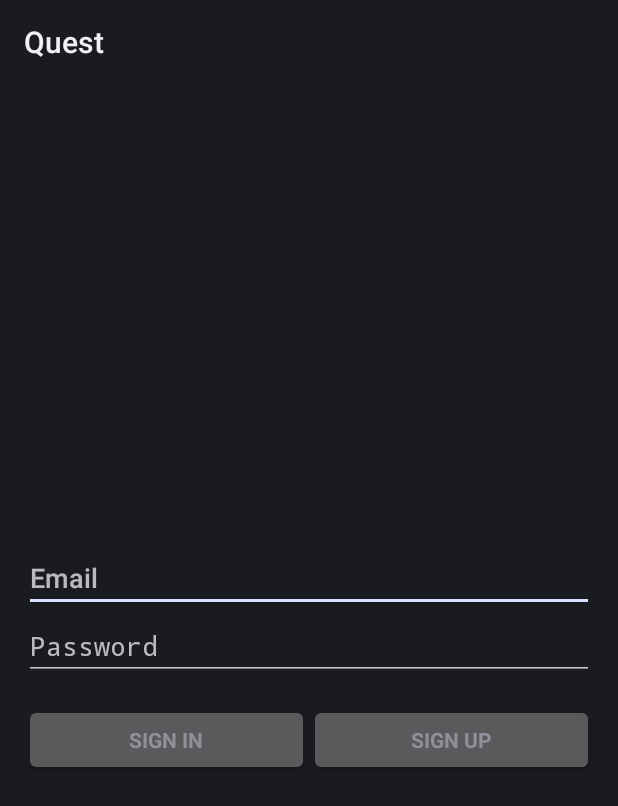
After one commit to bluesquanium/Quest, an Android app: the LoginActivity screen opened directly, with no data from a screen before it, on a phone screen of 412 x 824 dp. The commit adds this screen. Shown: the top 806 px of the screen. Run offline under Robolectric (Android 15) with nearby library versions, the phone set to English and light mode, and no system bars.

Commit message:
make login activity page.

```diff
--- a/App/Quest/app/src/main/AndroidManifest.xml
+++ b/App/Quest/app/src/main/AndroidManifest.xml
@@ -16,8 +16,12 @@
                 <category android:name="android.intent.category.LAUNCHER" />
             </intent-filter>
         </activity>
-        <activity android:name=".LoadingActivity"
+        <activity
+            android:name=".LoadingActivity"
             android:theme="@android:style/Theme.NoTitleBar.Fullscreen" />
+        <activity
+            android:name=".LoginActivity"
+            android:theme="@string/title_activity_login" />
     </application>
 
 </manifest>
--- a/App/Quest/app/src/main/java/org/slt/android/quest3/LoadingActivity.java
+++ b/App/Quest/app/src/main/java/org/slt/android/quest3/LoadingActivity.java
@@ -1,6 +1,7 @@
 package org.slt.android.quest3;
 
 import android.app.Activity;
+import android.content.Intent;
 import android.os.Bundle;
 import android.os.Handler;
 import android.widget.ImageView;
@@ -9,6 +10,9 @@ public class LoadingActivity extends Activity {
     ImageView logo;
     @Override
     protected void onCreate(Bundle savedInstanceState) {
+        Intent intent = getIntent();
+        this.setResult(RESULT_OK,intent);
+
         super.onCreate(savedInstanceState);
         setContentView(R.layout.activity_loading);
         logo = (ImageView)findViewById(R.id.logo);
--- /dev/null
+++ b/App/Quest/app/src/main/java/org/slt/android/quest3/LoginActivity.java
@@ -0,0 +1,80 @@
+package org.slt.android.quest3;
+
+import android.app.Activity;
+import android.os.Bundle;
+import android.view.KeyEvent;
+import android.view.View;
+import android.view.View.OnClickListener;
+import android.view.inputmethod.EditorInfo;
+import android.widget.Button;
+import android.widget.EditText;
+import android.widget.TextView;
+
+public class LoginActivity extends Activity {
+
+    // UI references.
+
+    private EditText mEmailView;
+    private EditText mPasswordView;
+
+    @Override
+    protected void onCreate(Bundle savedInstanceState) {
+        super.onCreate(savedInstanceState);
+        setContentView(R.layout.activity_login);
+
+        // Set up the login form.
+
+        mEmailView = (EditText) findViewById(R.id.email);
+        mPasswordView = (EditText) findViewById(R.id.password);
+
+        // event handler
+
+        mEmailView.setOnEditorActionListener(new TextView.OnEditorActionListener()
+        {
+            @Override
+            public boolean onEditorAction(TextView textView, int id, KeyEvent keyEvent) {
+                if(id == EditorInfo.IME_ACTION_DONE || id == EditorInfo.IME_NULL){
+                    return true;
+                }
+                return false;
+            }
+
+        });
+        mPasswordView.setOnEditorActionListener(new TextView.OnEditorActionListener() {
+            @Override
+            public boolean onEditorAction(TextView textView, int id, KeyEvent keyEvent) {
+                if (id == EditorInfo.IME_ACTION_DONE || id == EditorInfo.IME_NULL) {
+                    //attemptLogin();
+
+                    return true;
+                }
+                return false;
+            }
+        });
+
+        // Button
+
+        Button mEmailSignInButton = (Button) findViewById(R.id.email_sign_in_button); // sign in button
+
+        Button mEmailSignUpButton = (Button) findViewById(R.id.email_sign_up_button); // sign up button
+
+
+        // event handler
+
+        mEmailSignInButton.setOnClickListener(new OnClickListener() {
+            @Override
+            public void onClick(View view) {
+
+            }
+        });
+
+        mEmailSignUpButton.setOnClickListener(new OnClickListener(){
+            @Override
+            public void onClick(View view) {
+
+            }
+        });
+
+    }
+
+}
--- a/App/Quest/app/src/main/java/org/slt/android/quest3/MainActivity.java
+++ b/App/Quest/app/src/main/java/org/slt/android/quest3/MainActivity.java
@@ -5,12 +5,28 @@ import android.support.v7.app.AppCompatActivity;
 import android.os.Bundle;
 
 public class MainActivity extends AppCompatActivity {
+    public static final int RESULT_OK = 100;
+
+    public static final int START_LOADING = 101;
+    public static final int START_LOGIN = 103;
 
     @Override
     protected void onCreate(Bundle savedInstanceState) {
         super.onCreate(savedInstanceState);
         setContentView(R.layout.activity_main);
         Intent intent = new Intent(this, LoadingActivity.class);
-        startActivity(intent);
+        startActivityForResult(intent,START_LOADING);
+    }
+
+    protected void onActivityResult(int requestCode, int resultCode, Intent data)
+    {
+        switch(requestCode){
+            case START_LOADING:
+                if(resultCode == RESULT_OK){
+                    Intent intent = new Intent(this, LoginActivity.class);
+                    startActivityForResult(intent,START_LOGIN);
+                }
+                break;
+        }
     }
 }
--- /dev/null
+++ b/App/Quest/app/src/main/res/layout/activity_login.xml
@@ -0,0 +1,69 @@
+<?xml version="1.0" encoding="utf-8"?>
+<LinearLayout xmlns:android="http://schemas.android.com/apk/res/android"
+    xmlns:tools="http://schemas.android.com/tools"
+    xmlns:app="http://schemas.android.com/apk/res-auto"
+    android:layout_width="match_parent"
+    android:layout_height="match_parent"
+    android:gravity="center_horizontal"
+    android:paddingBottom="@dimen/activity_vertical_margin"
+    android:paddingLeft="@dimen/activity_horizontal_margin"
+    android:paddingRight="@dimen/activity_horizontal_margin"
+    android:paddingTop="@dimen/activity_vertical_margin"
+    tools:context="org.slt.android.quest3.LoginActivity">
+
+    <LinearLayout
+        android:id="@+id/email_login_form"
+        android:layout_width="match_parent"
+        android:layout_height="match_parent"
+        android:gravity="center"
+        android:orientation="vertical">
+
+        <EditText
+            android:id="@+id/email"
+            android:layout_width="match_parent"
+            android:layout_height="wrap_content"
+            android:hint="@string/prompt_email"
+            android:inputType="textEmailAddress"
+            android:maxLines="1"
+            android:singleLine="true" />
+
+        <EditText
+            android:id="@+id/password"
+            android:layout_width="match_parent"
+            android:layout_height="wrap_content"
+            android:hint="@string/prompt_password"
+            android:imeActionId="6"
+            android:imeActionLabel="@string/action_sign_in"
+            android:imeOptions="actionUnspecified"
+            android:inputType="textPassword"
+            android:maxLines="1"
+            android:singleLine="true" />
+
+        <LinearLayout
+            android:layout_width="match_parent"
+            android:layout_height="wrap_content"
+            android:orientation="horizontal">
+
+            <Button
+                android:id="@+id/email_sign_in_button"
+                style="?android:textAppearanceSmall"
+                android:layout_width="wrap_content"
+                android:layout_height="wrap_content"
+                android:layout_marginTop="16dp"
+                android:layout_weight="1"
+                android:text="@string/action_sign_in"
+                android:textStyle="bold" />
+
+            <Button
+                android:id="@+id/email_sign_up_button"
+                style="?android:textAppearanceSmall"
+                android:layout_width="wrap_content"
+                android:layout_height="wrap_content"
+                android:layout_marginTop="16dp"
+                android:layout_weight="1"
+                android:text="@string/action_sign_up"
+                android:textStyle="bold" />
+        </LinearLayout>
+
+    </LinearLayout>
+</LinearLayout>
--- a/App/Quest/app/src/main/res/values/strings.xml
+++ b/App/Quest/app/src/main/res/values/strings.xml
@@ -1,3 +1,9 @@
 <resources>
     <string name="app_name">Quest</string>
+
+    <string name="title_activity_login">Login</string>
+    <string name="prompt_email">Email</string>
+    <string name="prompt_password">Password</string>
+    <string name="action_sign_in">Sign In</string>
+    <string name="action_sign_up">Sign Up</string>
 </resources>
```
